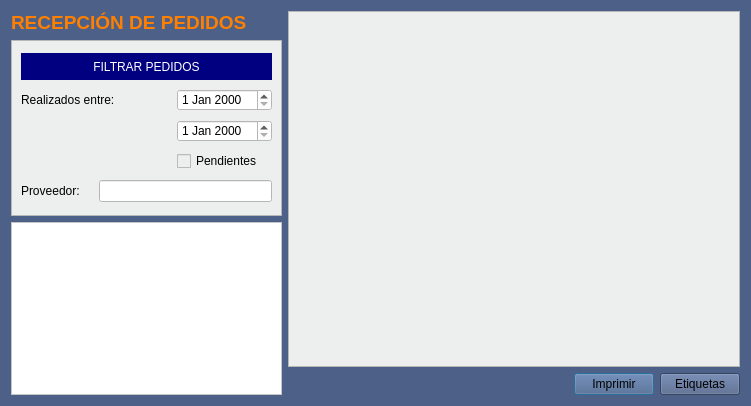
First picture: the form in Zona_Compras/frmrecepcion_pedidos.ui, repository arcnexus/RedFoX, before the edit.
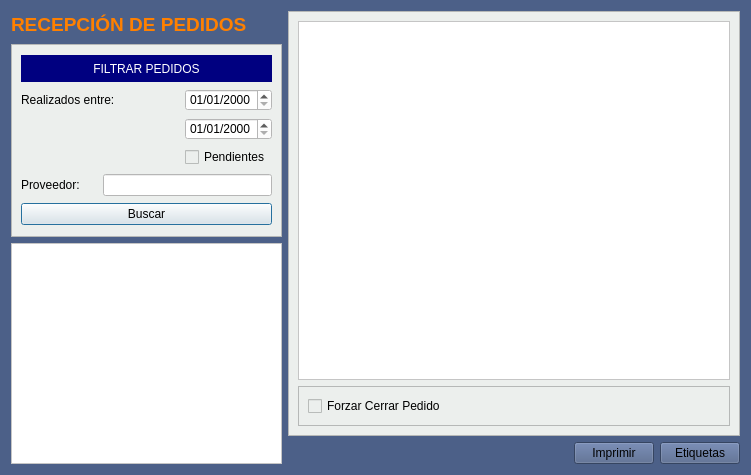
Second picture: the form after the edit.

Commit message: Recepción de pedidos, inicio codificación.

What changed in the file:
```diff
--- a/Zona_Compras/frmrecepcion_pedidos.ui
+++ b/Zona_Compras/frmrecepcion_pedidos.ui
@@ -7,7 +7,7 @@
     <x>0</x>
     <y>0</y>
     <width>751</width>
-    <height>406</height>
+    <height>475</height>
    </rect>
   </property>
   <property name="windowTitle">
@@ -48,6 +48,20 @@
       <enum>QFrame::Raised</enum>
      </property>
      <layout class="QGridLayout" name="gridLayout_2">
+      <item row="4" column="0">
+       <widget class="QLabel" name="label_3">
+        <property name="text">
+         <string>Proveedor:</string>
+        </property>
+       </widget>
+      </item>
+      <item row="4" column="1" colspan="2">
+       <widget class="QLineEdit" name="txtproveedor">
+        <property name="styleSheet">
+         <string notr="true">background-color: rgb(255, 255, 255);</string>
+        </property>
+       </widget>
+      </item>
       <item row="0" column="0" colspan="3">
        <widget class="QLabel" name="label">
         <property name="maximumSize">
@@ -68,6 +82,23 @@
         </property>
        </widget>
       </item>
+      <item row="3" column="2">
+       <widget class="QCheckBox" name="chkPedientes">
+        <property name="text">
+         <string>Pendientes</string>
+        </property>
+       </widget>
+      </item>
+      <item row="2" column="2">
+       <widget class="QDateEdit" name="txtFechaFin">
+        <property name="styleSheet">
+         <string notr="true">background-color: rgb(255, 255, 255);</string>
+        </property>
+        <property name="displayFormat">
+         <string>dd/MM/yyyy</string>
+        </property>
+       </widget>
+      </item>
       <item row="1" column="0" colspan="2">
        <widget class="QLabel" name="label_2">
         <property name="text">
@@ -76,50 +107,25 @@
        </widget>
       </item>
       <item row="1" column="2">
-       <widget class="QDateEdit" name="dFecha_ini">
+       <widget class="QDateEdit" name="txtFecha_ini">
         <property name="styleSheet">
          <string notr="true">background-color: rgb(255, 255, 255);</string>
         </property>
-       </widget>
-      </item>
-      <item row="2" column="2">
-       <widget class="QDateEdit" name="dFechaFin">
-        <property name="styleSheet">
-         <string notr="true">background-color: rgb(255, 255, 255);</string>
+        <property name="displayFormat">
+         <string>dd/MM/yyyy</string>
         </property>
        </widget>
       </item>
-      <item row="3" column="2">
-       <widget class="QCheckBox" name="chkPedientes">
+      <item row="5" column="0" colspan="3">
+       <widget class="QPushButton" name="btnBuscar">
         <property name="text">
-         <string>Pendientes</string>
-        </property>
-       </widget>
-      </item>
-      <item row="4" column="0">
-       <widget class="QLabel" name="label_3">
-        <property name="text">
-         <string>Proveedor:</string>
-        </property>
-       </widget>
-      </item>
-      <item row="4" column="1" colspan="2">
-       <widget class="QLineEdit" name="txtproveedor">
-        <property name="styleSheet">
-         <string notr="true">background-color: rgb(255, 255, 255);</string>
+         <string>Buscar</string>
         </property>
        </widget>
       </item>
      </layout>
     </widget>
    </item>
-   <item row="2" column="0" rowspan="2">
-    <widget class="QListView" name="listView">
-     <property name="styleSheet">
-      <string notr="true">background-color: rgb(255, 255, 255);</string>
-     </property>
-    </widget>
-   </item>
    <item row="3" column="1">
     <spacer name="horizontalSpacer">
      <property name="orientation">
@@ -157,6 +163,57 @@
      </property>
      <property name="frameShadow">
       <enum>QFrame::Raised</enum>
+     </property>
+     <layout class="QVBoxLayout" name="verticalLayout">
+      <item>
+       <widget class="QTableView" name="tablaLineas">
+        <property name="styleSheet">
+         <string notr="true">background-color: rgb(255, 255, 255);
+alternate-background-color: rgb(255, 253, 219);</string>
+        </property>
+        <property name="alternatingRowColors">
+         <bool>true</bool>
+        </property>
+        <attribute name="horizontalHeaderStretchLastSection">
+         <bool>true</bool>
+        </attribute>
+        <attribute name="verticalHeaderCascadingSectionResizes">
+         <bool>true</bool>
+        </attribute>
+       </widget>
+      </item>
+      <item>
+       <widget class="QFrame" name="frame_3">
+        <property name="minimumSize">
+         <size>
+          <width>0</width>
+          <height>0</height>
+         </size>
+        </property>
+        <property name="frameShape">
+         <enum>QFrame::StyledPanel</enum>
+        </property>
+        <property name="frameShadow">
+         <enum>QFrame::Raised</enum>
+        </property>
+        <layout class="QGridLayout" name="gridLayout_3">
+         <item row="0" column="0">
+          <widget class="QCheckBox" name="checkBox">
+           <property name="text">
+            <string>Forzar Cerrar Pedido</string>
+           </property>
+          </widget>
+         </item>
+        </layout>
+       </widget>
+      </item>
+     </layout>
+    </widget>
+   </item>
+   <item row="2" column="0" rowspan="2">
+    <widget class="QTableView" name="tablaPedidos">
+     <property name="styleSheet">
+      <string notr="true">background-color: rgb(255, 255, 255);</string>
      </property>
     </widget>
    </item>
```
The commit also changes 2 other files.
